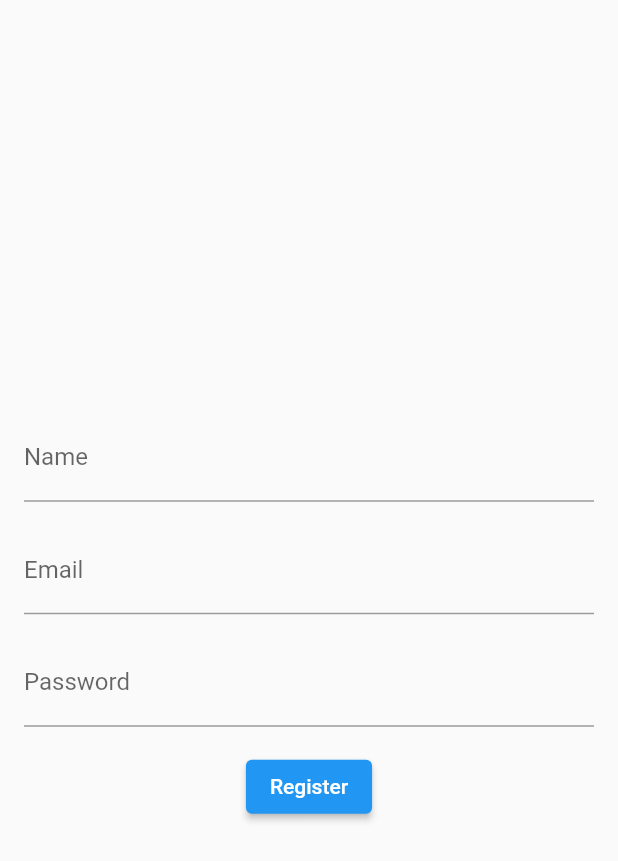
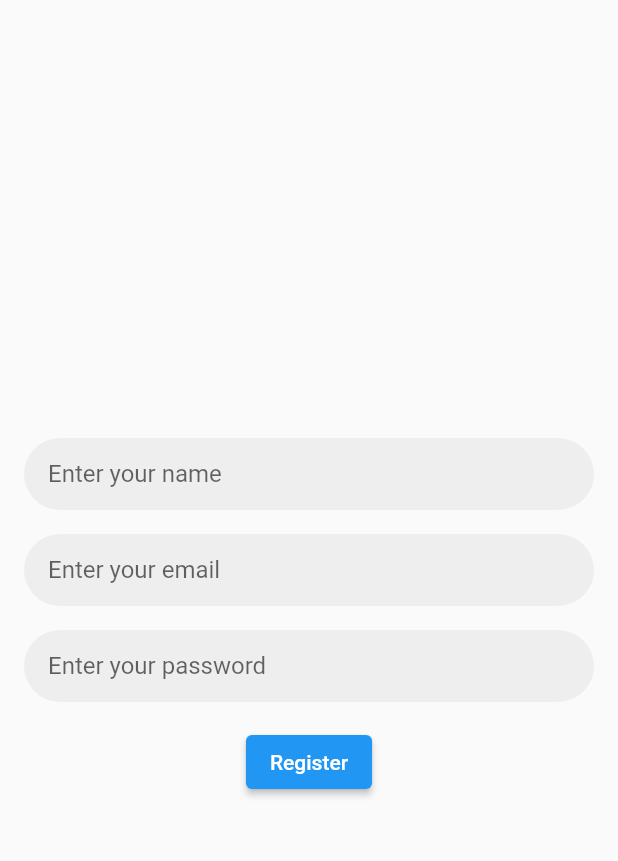
Before and after one commit to RussellStevenson/attendance_app, a Flutter app: the RegistrationPage screen opened directly, on a phone screen of 412 x 824 dp. Shown: the top 861 px of the screen. Run offline on Flutter 3.47's test engine with Material 2 defaults, Android fonts, the phone set to English and light mode, and no system bars.

Commit message:
first commit

```diff
--- a/lib/user_registration.dart
+++ b/lib/user_registration.dart
@@ -9,18 +9,48 @@ class RegistrationPage extends StatelessWidget {
         child: Column(
           mainAxisAlignment: MainAxisAlignment.center,
           children: [
-            TextField(
-              decoration: InputDecoration(labelText: 'Name'),
+            Container(
+              decoration: BoxDecoration(
+                borderRadius: BorderRadius.circular(25.0),
+                color: Colors.grey[200],
+              ),
+              child: TextField(
+                decoration: InputDecoration(
+                  hintText: 'Enter your name',
+                  contentPadding: EdgeInsets.symmetric(horizontal: 16.0),
+                  border: InputBorder.none,
+                ),
+              ),
             ),
             SizedBox(height: 16.0),
-            TextField(
-              decoration: InputDecoration(labelText: 'Email'),
-              keyboardType: TextInputType.emailAddress,
+            Container(
+              decoration: BoxDecoration(
+                borderRadius: BorderRadius.circular(25.0),
+                color: Colors.grey[200],
+              ),
+              child: TextField(
+                decoration: InputDecoration(
+                  hintText: 'Enter your email',
+                  contentPadding: EdgeInsets.symmetric(horizontal: 16.0),
+                  border: InputBorder.none,
+                ),
+                keyboardType: TextInputType.emailAddress,
+              ),
             ),
             SizedBox(height: 16.0),
-            TextField(
-              decoration: InputDecoration(labelText: 'Password'),
-              obscureText: true,
+            Container(
+              decoration: BoxDecoration(
+                borderRadius: BorderRadius.circular(25.0),
+                color: Colors.grey[200],
+              ),
+              child: TextField(
+                decoration: InputDecoration(
+                  hintText: 'Enter your password',
+                  contentPadding: EdgeInsets.symmetric(horizontal: 16.0),
+                  border: InputBorder.none,
+                ),
+                obscureText: true,
+              ),
             ),
             SizedBox(height: 16.0),
             ElevatedButton(
```
Also changed, not shown: lib/login.dart (+26 -6 lines).
